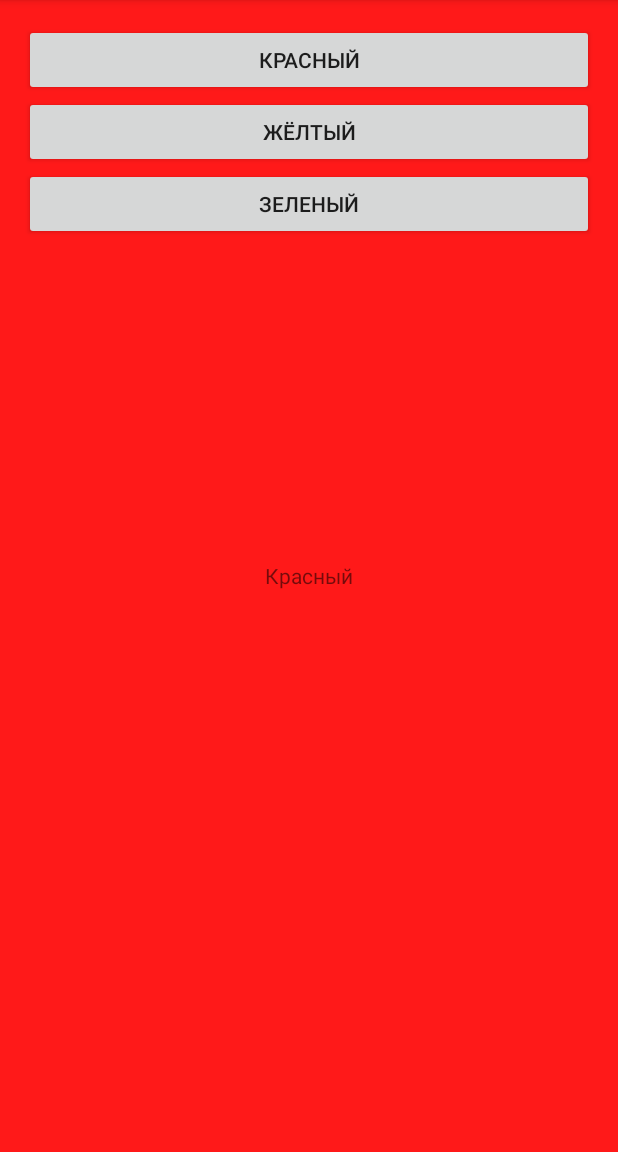
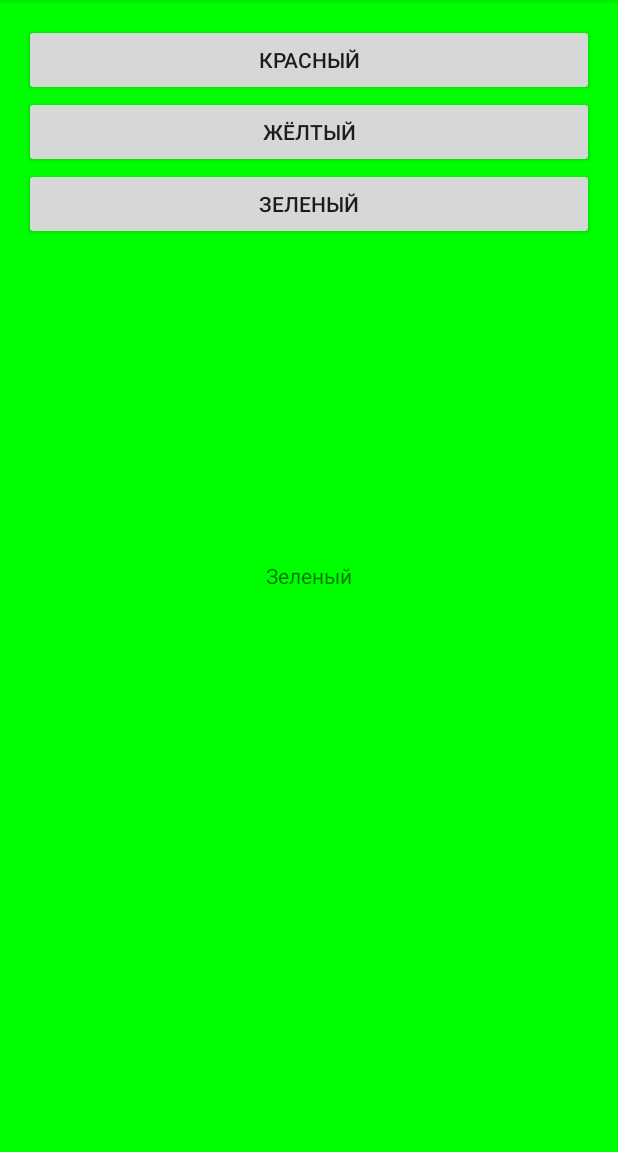
Before and after one commit to GusevaEvgenia/lessons, an Android app: the screen it shows after launch (MainActivity), in the options menu, after a tap on "Settings", on a phone screen of 412 x 824 dp, the part 84-1236 px from its top. Run offline under Robolectric (Android 15) with nearby library versions, the phone set to English and light mode, and no system bars.

Commit message:
final app with new icons

```diff
--- a/Day4/app/src/main/AndroidManifest.xml
+++ b/Day4/app/src/main/AndroidManifest.xml
@@ -4,7 +4,7 @@
 
     <application
         android:allowBackup="true"
-        android:icon="@mipmap/ic_launcher"
+        android:icon="@mipmap/ic_launcher_my"
         android:label="@string/app_name"
         android:theme="@style/AppTheme" >
         <activity
--- a/Day4/app/src/main/java/com/lessons/belkin/day4/MainActivity.java
+++ b/Day4/app/src/main/java/com/lessons/belkin/day4/MainActivity.java
@@ -4,14 +4,36 @@ import android.support.v7.app.ActionBarActivity;
 import android.os.Bundle;
 import android.view.Menu;
 import android.view.MenuItem;
+import android.view.View;
+import android.widget.Button;
+import android.widget.RelativeLayout;
+import android.widget.TextView;
 
 
 public class MainActivity extends ActionBarActivity {
+
+    private RelativeLayout mRelativeLayout;
+    private TextView mInfoView;
 
     @Override
     protected void onCreate(Bundle savedInstanceState) {
         super.onCreate(savedInstanceState);
         setContentView(R.layout.activity_main);
+
+        mRelativeLayout = (RelativeLayout) findViewById(R.id.relativeLayout);
+        mInfoView = (TextView) findViewById(R.id.textView);
+
+        Button yellowButton = (Button)findViewById(R.id.buttonYellow);
+        yellowButton.setOnClickListener(new View.OnClickListener() {
+            @Override
+            public void onClick(View v) {
+                mInfoView.setText(R.string.yellow);
+                mRelativeLayout.setBackgroundColor(getResources().getColor(R.color.yellowColor));
+                //onClickButton(v.getId());
+            }
+        });
+
+
     }
 
 
@@ -36,4 +58,37 @@ public class MainActivity extends ActionBarActivity {
 
         return super.onOptionsItemSelected(item);
     }
+
+    public void onRedButtonClick(View view) {
+        mInfoView.setText(R.string.red);
+        mRelativeLayout.setBackgroundColor(getResources().getColor(R.color.redColor));
+        //onClickButton(view.getId());
+    }
+
+    public void onGreenButtonClick(View view) {
+        mInfoView.setText(R.string.green);
+        mRelativeLayout.setBackgroundColor(getResources().getColor(R.color.greenColor));
+        //onClickButton(view.getId());
+    }
+
+   /* private void onClickButton(int button){
+        int text = R.string.red;
+        int color = R.color.redColor;
+        switch(button){
+            case R.id.buttonRed:
+                text= R.string.red;
+                color = R.color.redColor;
+                break;
+            case R.id.buttonYellow:
+                text= R.string.yellow;
+                color = R.color.yellowColor;
+                break;
+            case R.id.buttonGreen:
+                text= R.string.green;
+                color = R.color.greenColor;
+                break;
+        }
+        mInfoView.setText(text);
+        mRelativeLayout.setBackgroundColor(getResources().getColor(color));
+    }*/
 }
--- a/Day4/app/src/main/res/layout/activity_main.xml
+++ b/Day4/app/src/main/res/layout/activity_main.xml
@@ -1,6 +1,9 @@
 <RelativeLayout xmlns:android="http://schemas.android.com/apk/res/android"
-    xmlns:tools="http://schemas.android.com/tools" android:layout_width="match_parent"
-    android:layout_height="match_parent" android:paddingLeft="@dimen/activity_horizontal_margin"
+    xmlns:tools="http://schemas.android.com/tools"
+    android:id="@+id/relativeLayout"
+    android:layout_width="match_parent"
+    android:layout_height="match_parent"
+    android:paddingLeft="@dimen/activity_horizontal_margin"
     android:paddingRight="@dimen/activity_horizontal_margin"
     android:paddingTop="@dimen/activity_vertical_margin"
     android:paddingBottom="@dimen/activity_vertical_margin"
@@ -21,6 +24,7 @@
         android:layout_height="wrap_content"
         android:layout_alignParentLeft="true"
         android:layout_alignParentTop="true"
+        android:onClick="onRedButtonClick"
         android:text="@string/red" />
 
     <Button
@@ -37,6 +41,7 @@
         android:layout_height="wrap_content"
         android:layout_alignParentLeft="true"
         android:layout_below="@+id/buttonYellow"
+        android:onClick="onGreenButtonClick"
         android:text="@string/green" />
 
 </RelativeLayout>
```
Also changed, not shown: Day4/app/src/main/ic_launcher_my-web.png (added), Day4/app/src/main/res/mipmap-hdpi/ic_launcher_my.png (added), Day4/app/src/main/res/mipmap-mdpi/ic_launcher_my.png (added), Day4/app/src/main/res/mipmap-xhdpi/ic_launcher_my.png (added), Day4/app/src/main/res/mipmap-xxhdpi/ic_launcher_my.png (added), Day4/app/src/main/res/mipmap-xxxhdpi/ic_launcher_my.png (added).
